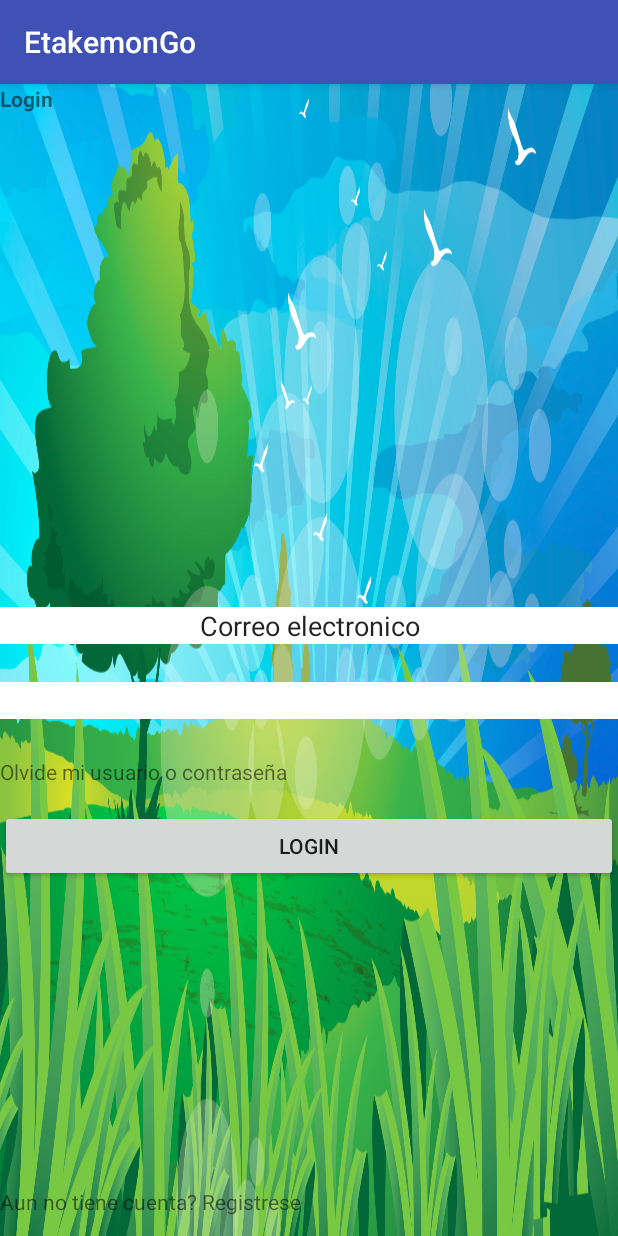
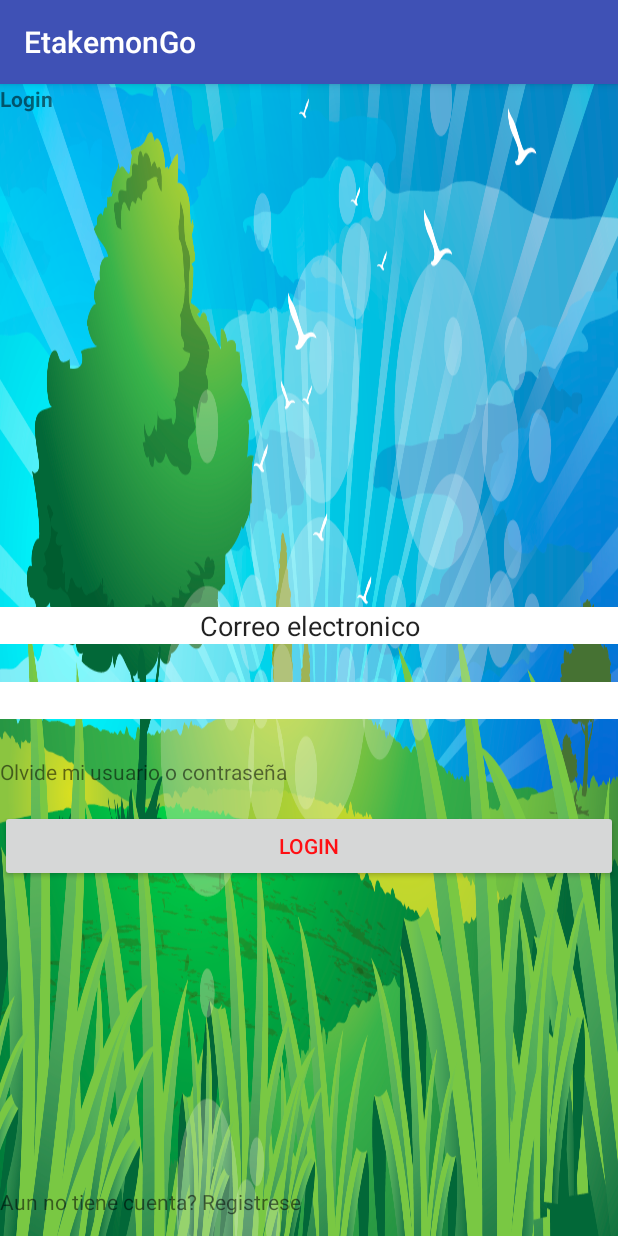
Before and after one commit to danimb93/EtakemonGoAndroidv2, an Android app: the screen it shows after launch (Login), on a phone screen of 412 x 824 dp. Run offline under Robolectric (Android 15) with nearby library versions, the phone set to English and light mode, and no system bars.

Commit message:
prueba sicro reply

```diff
--- a/app/src/main/res/layout/activity_login.xml
+++ b/app/src/main/res/layout/activity_login.xml
@@ -104,7 +104,8 @@
                 android:layout_width="wrap_content"
                 android:layout_height="wrap_content"
                 android:layout_weight="1"
-                android:text="Login" />
+                android:text="Login"
+                android:textColor="#FF0F13"/>
         </LinearLayout>
 
         <LinearLayout
```
